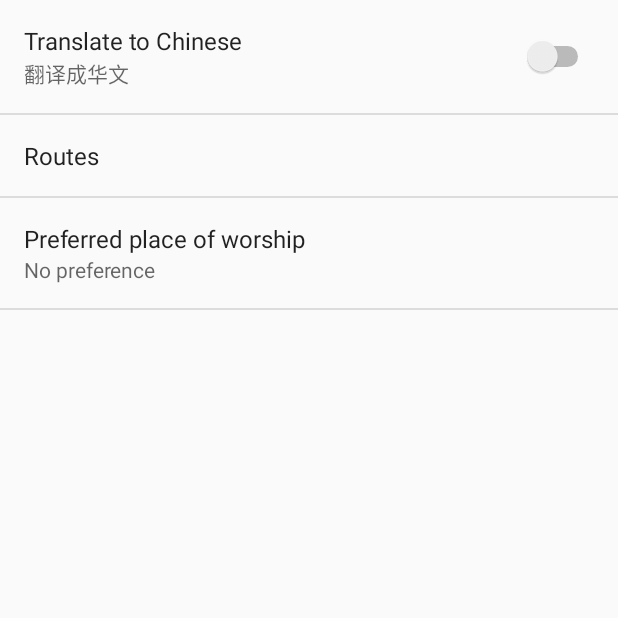
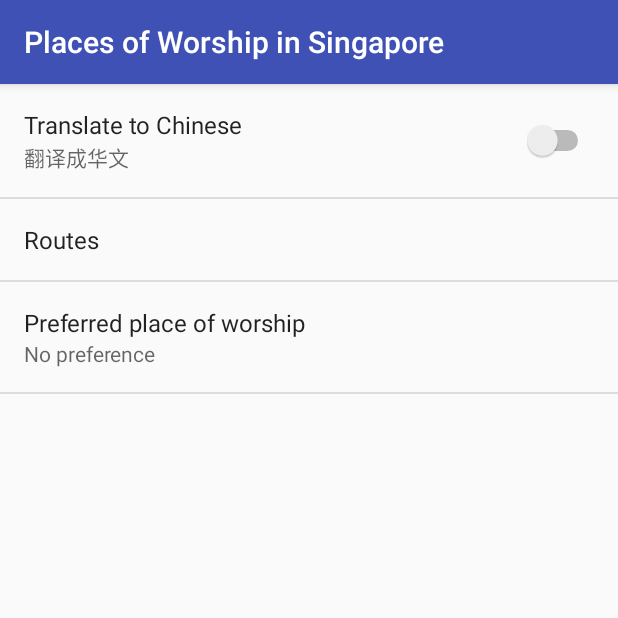
Before and after one commit to angelialau/term4aap, an Android app: the SettingsActivity screen opened directly, with no data from a screen before it, on a phone screen of 412 x 824 dp, the top half of it. Run offline under Robolectric (Android 15) with nearby library versions, the phone set to English and light mode, and no system bars.

Commit message:
Update #3 of Nearby Places for FindNearMe

```diff
--- a/app/src/debug/res/values/google_maps_api.xml
+++ b/app/src/debug/res/values/google_maps_api.xml
@@ -20,5 +20,5 @@
     Once you have your key (it starts with "AIza"), replace the "google_maps_key"
     string in this file.
     -->
-    <string name="google_maps_key" templateMergeStrategy="preserve" translatable="false">AIzaSyBXPqH3-9V_lo5uAcwKSbyiQlsmCFwoIwI</string>
+    <string name="google_maps_key" templateMergeStrategy="preserve" translatable="false"> AIzaSyD0ULihWDDf2Dm2dZ76TI4F5aa-Q26A10g </string>
 </resources>
--- a/app/src/main/AndroidManifest.xml
+++ b/app/src/main/AndroidManifest.xml
@@ -38,7 +38,7 @@
         -->
         <meta-data
             android:name="com.google.android.geo.API_KEY"
-            android:value="AIzaSyBXPqH3-9V_lo5uAcwKSbyiQlsmCFwoIwI" />
+            android:value="AIzaSyD0ULihWDDf2Dm2dZ76TI4F5aa-Q26A10g" />
 
         <activity
             android:name=".NearMe"
--- a/app/src/main/java/com/example/angelia/term4androidappproject/NearMe.java
+++ b/app/src/main/java/com/example/angelia/term4androidappproject/NearMe.java
@@ -205,7 +205,7 @@ public class NearMe extends FragmentActivity implements OnMapReadyCallback,
         }
         googlePlacesUrl.append("&type=" + nearbyPlace.toLowerCase());
         googlePlacesUrl.append("&sensor=true");
-        googlePlacesUrl.append("&key=" + "AIzaSyATuUiZUkEc_UgHuqsBJa1oqaODI-3mLs0");
+        googlePlacesUrl.append("&key=" + "AIzaSyD0ULihWDDf2Dm2dZ76TI4F5aa-Q26A10g");
         Log.d("getUrl", googlePlacesUrl.toString());
         return (googlePlacesUrl.toString());
     }
--- a/app/src/main/res/values/styles.xml
+++ b/app/src/main/res/values/styles.xml
@@ -1,7 +1,7 @@
 <resources>
 
     <!-- Base application theme. -->
-    <style name="AppTheme" parent="Theme.AppCompat.Light.NoActionBar">
+    <style name="AppTheme" parent="Theme.AppCompat.Light.DarkActionBar">
         <!-- Customize your theme here. -->
         <item name="colorPrimary">@color/colorPrimary</item>
         <item name="colorPrimaryDark">@color/colorPrimaryDark</item>
```
